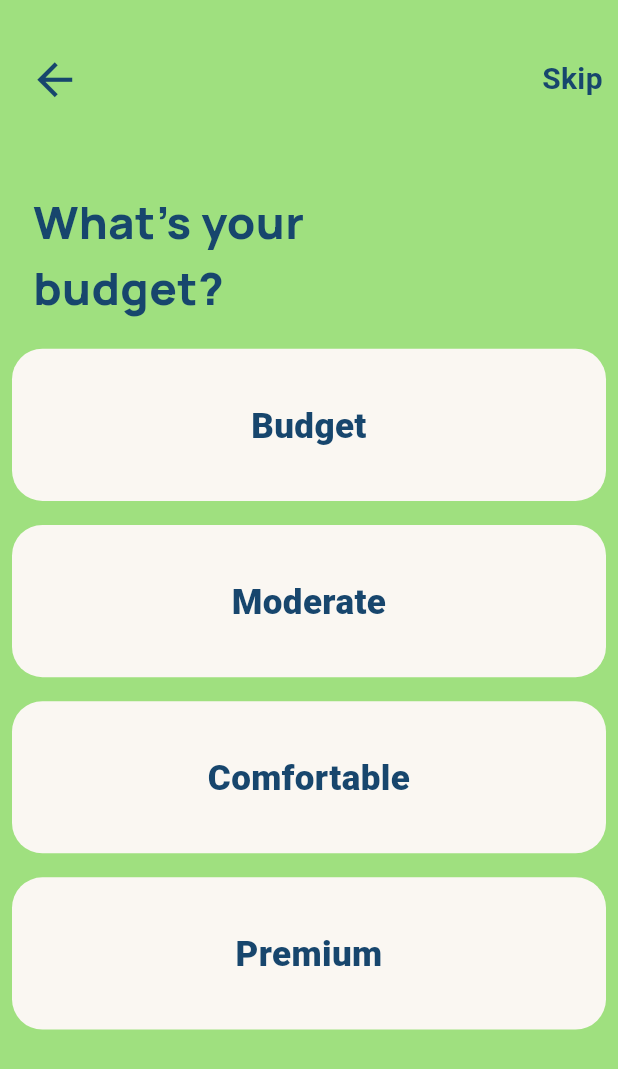
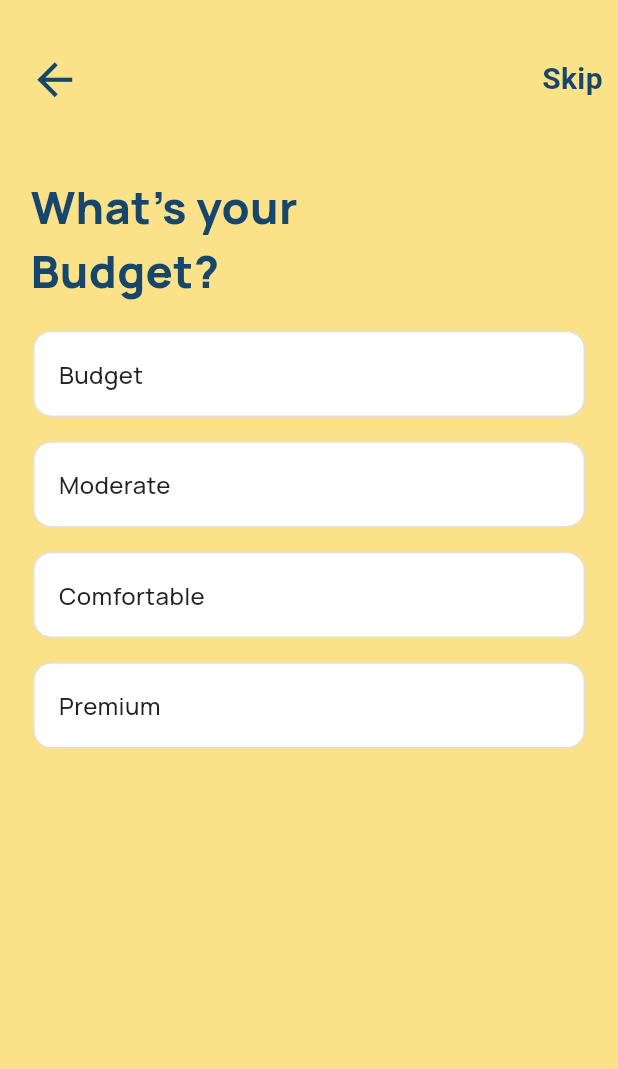
Before and after one commit to swarnaliiiiii/lokus, a Flutter app: the screen it shows after launch, after a tap on the "arrow back" icon, on a phone screen of 412 x 824 dp. Shown: the top 1069 px of the screen. Run offline on Flutter 3.47's test engine with Material 3 defaults, Android fonts, the phone set to English and light mode, and no system bars; our stand-ins replace flutter_dotenv, flutter_gemini, flutter_screenutil, get, google_fonts, google_maps_flutter and 2 more.

Commit message:
feat: update InputController to expose budget options and integrate with Keywordscreen for budget selection

```diff
--- a/lib/controllers/inputcontroller.dart
+++ b/lib/controllers/inputcontroller.dart
@@ -13,13 +13,13 @@ class InputController extends GetxController {
     'Week-long Trip',
     'Extended Trip',
   ];
-  final List<String> _budgetOptions = [
+  final List<String> budgetOptions = [
     'Budget',
     'Moderate',
     'Comfortable',
     'Premium',
   ];
-  final List<String> _peopleOptions = [
+  final List<String> peopleOptions = [
     'Solo Traveler',
     'Couple',
     'Family of 4',
--- a/lib/screens/keywords/keywordscreen.dart
+++ b/lib/screens/keywords/keywordscreen.dart
@@ -20,96 +20,51 @@ class Keywordscreen extends StatefulWidget {
 }
 
 class _KeywordscreenState extends State<Keywordscreen> {
+  final InputController inputController = Get.find<InputController>();
+  Timer? _navigationTimer;
 
-
-  final List<String> _budgetOptions = [
-    'Budget',
-    'Moderate',
-    'Comfortable',
-    'Premium',
-  ];
-
-  String? _selectedBudget;
-  bool _isLoading = false; // Fixed: Added loading state
-
-  Future<void> _selectBudget(String budget) async {
-    try {
-      // Fixed: Added proper error handling
-      final url = Uri.parse('https://api.example.com/select-budget');
-      final response = await http.post(
-        url,
-        headers: {'Content-Type': 'application/json'},
-        body: jsonEncode({'budget': budget}),
-      );
-
-      if (response.statusCode == 200) {
-        print('Budget selected successfully: $budget');
-      } else {
-        print('Failed to select budget. Status: ${response.statusCode}');
-        // Handle error appropriately
-        ScaffoldMessenger.of(context).showSnackBar(
-          const SnackBar(
-              content: Text('Failed to select budget. Please try again.')),
-        );
-      }
-    } catch (e) {
-      print('Error selecting budget: $e');
-      ScaffoldMessenger.of(context).showSnackBar(
-        const SnackBar(
-            content: Text('Network error. Please check your connection.')),
-      );
-    }
+  @override
+  void dispose() {
+    _navigationTimer?.cancel();
+    super.dispose();
   }
 
-  void onOptionTap(String budget) async {
-    // Fixed: Made async for better handling
-    if (_isLoading) return; // Fixed: Prevent multiple taps
+  void _handleBudgetSelection(String budget) {
+    inputController.setTravelBudget(budget);
 
-    setState(() {
-      _selectedBudget = budget;
-      _isLoading = true;
+    // Navigate after short delay
+    _navigationTimer = Timer(Duration(seconds: 1), () {
+      Navigator.pushReplacement(
+          context, MaterialPageRoute(builder: (context) => Keywordscreen2()));
     });
-
-    await _selectBudget(budget);
-
-    if (mounted) {
-      // Fixed: Check if widget is still mounted
-      setState(() {
-        _isLoading = false;
-      });
-
-      Navigator.push(
-        context,
-        MaterialPageRoute(
-          builder: (context) => const Keywordscreen2(),
-        ),
-      );
-    }
   }
 
   @override
   Widget build(BuildContext context) {
     return Scaffold(
-      backgroundColor: AppColors.keywordColor,
+      backgroundColor: AppColors.dashColor,
       body: Column(
         children: [
           CustomNav(
             icon: Icons.arrow_back,
             onTap: () {
-              Navigator.pop(
-                  context); // Fixed: Use pop instead of push for back navigation
+              Navigator.push(
+                context,
+                MaterialPageRoute(
+                  builder: (context) => const Keywordscreen(),
+                ),
+              );
             },
           ),
-          SizedBox(height: 20.h),
+          SizedBox(height: 10.h),
           Padding(
-            padding: EdgeInsets.only(
-                left: 20.w), // Fixed: Use .w for horizontal padding
+            padding: EdgeInsets.only(left: 20.r),
             child: Align(
               alignment: Alignment.centerLeft,
               child: Text(
-                "What's your \nbudget?",
+                "What's your\nBudget?",
                 style: GoogleFonts.manrope(
-                  fontSize: 30.sp, // Fixed: Added .sp for responsive font size
+                  fontSize: 30,
                   fontWeight: FontWeight.w900,
                   color: const Color.fromARGB(255, 23, 70, 109),
                 ),
@@ -117,27 +72,79 @@ class _KeywordscreenState extends State<Keywordscreen> {
             ),
           ),
           SizedBox(height: 10.h),
-          Expanded(
-            // Fixed: Use Expanded instead of fixed height Container
+          Container(
+            height: 500.h,
+            width: double.infinity,
             child: ListView.builder(
-              itemCount: _budgetOptions.length,
+              itemCount: inputController.budgetOptions.length,
               itemBuilder: (context, index) {
-                final isSelected = _selectedBudget == _budgetOptions[index];
-                return Square(
-                  child: _budgetOptions[index],
-                  onTap: _isLoading
-                      ? null
-                      : () => onOptionTap(_budgetOptions[
-                          index]), // Fixed: Disable tap when loading
-                );
+                String option = inputController.budgetOptions[index];
+
+                return Obx(() {
+                  bool isSelected = inputController.isBudgetSelected(option);
+
+                  return GestureDetector(
+                    onTap: () => _handleBudgetSelection(option),
+                    child: Container(
+                      margin: EdgeInsets.symmetric(horizontal: 20.w, vertical: 8.h),
+                      decoration: BoxDecoration(
+                        color: isSelected ? AppColors.letterColor : Colors.white,
+                        borderRadius: BorderRadius.circular(12.r),
+                        border: Border.all(
+                          color: isSelected ? AppColors.letterColor ?? Colors.blue : Colors.grey.shade300,
+                          width: isSelected ? 2 : 1,
+                        ),
+                      ),
+                      child: Padding(
+                        padding: EdgeInsets.all(16.r),
+                        child: Row(
+                          children: [
+                            Expanded(
+                              child: Text(
+                                option,
+                                style: GoogleFonts.manrope(
+                                  fontSize: 16,
+                                  fontWeight: isSelected ? FontWeight.w600 : FontWeight.w500,
+                                  color: isSelected ? AppColors.dashColor : Colors.black87,
+                                ),
+                              ),
+                            ),
+                            if (isSelected)
+                              Icon(
+                                Icons.check_circle,
+                                color: AppColors.dashColor,
+                                size: 24.r,
+                              ),
+                          ],
+                        ),
+                      ),
+                    ),
+                  );
+                });
               },
             ),
           ),
-          if (_isLoading) // Fixed: Added loading indicator
-            const Padding(
-              padding: EdgeInsets.all(16.0),
-              child: CircularProgressIndicator(),
-            ),
+          // Show selected budget
+          Obx(() => inputController.SelectedBudget.value.isNotEmpty
+              ? Padding(
+                  padding: EdgeInsets.all(20.r),
+                  child: Container(
+                    padding: EdgeInsets.all(12.r),
+                    decoration: BoxDecoration(
+                      color: AppColors.letterColor?.withOpacity(0.1),
+                      borderRadius: BorderRadius.circular(8.r),
+                    ),
+                    child: Text(
+                      'Selected: ${inputController.SelectedBudget.value}',
+                      style: GoogleFonts.manrope(
+                        fontSize: 14,
+                        fontWeight: FontWeight.w600,
+                        color: AppColors.letterColor,
+                      ),
+                    ),
+                  ),
+                )
+              : SizedBox.shrink()),
         ],
       ),
     );
--- a/lib/screens/keywords/keywordscreen2.dart
+++ b/lib/screens/keywords/keywordscreen2.dart
@@ -18,7 +18,7 @@ class Keywordscreen2 extends StatefulWidget {
 }
 
 class _Keywordscreen2State extends State<Keywordscreen2> {
-  // Get the controller instance
+
   final InputController inputController = Get.find<InputController>();
   Timer? _navigationTimer;
 
```
